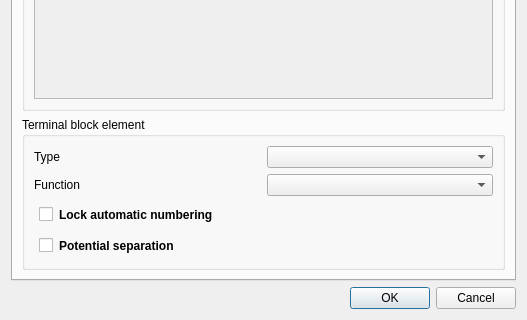
Above: sources/editor/ui/elementpropertieseditorwidget.ui from qelectrotech/qelectrotech-source-mirror before the change; both pictures show x 0 to 527 and y 396 to 716 of the 527 by 716 pixel window. Below: the same form after it.
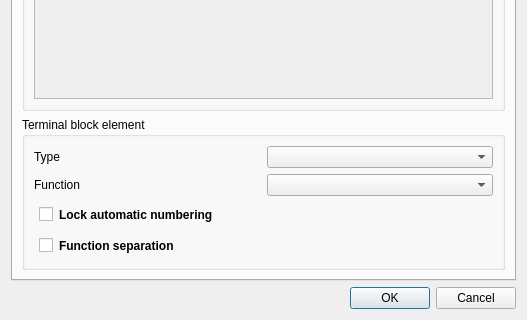
That is the form after the change.

Commit message: Terminal: rename potential separation to function separation

The edit to the form file:
```diff
--- a/sources/editor/ui/elementpropertieseditorwidget.ui
+++ b/sources/editor/ui/elementpropertieseditorwidget.ui
@@ -255,7 +255,7 @@
              <string>margin: 5px; font-weight: bold;</string>
             </property>
             <property name="text">
-             <string>Potential separation</string>
+             <string>Function separation</string>
             </property>
            </widget>
           </item>
```
The commit also changes 14 other files.
